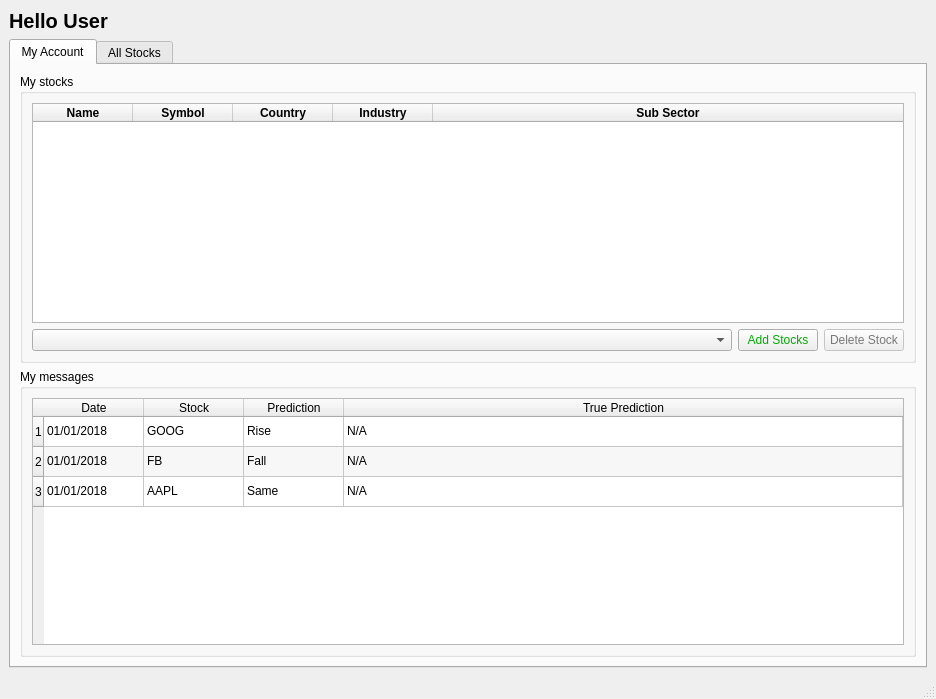
Above: Client/UI/clientGUI.ui from GalTzemach/MyFinalProject before the change. Below: the same form after it.
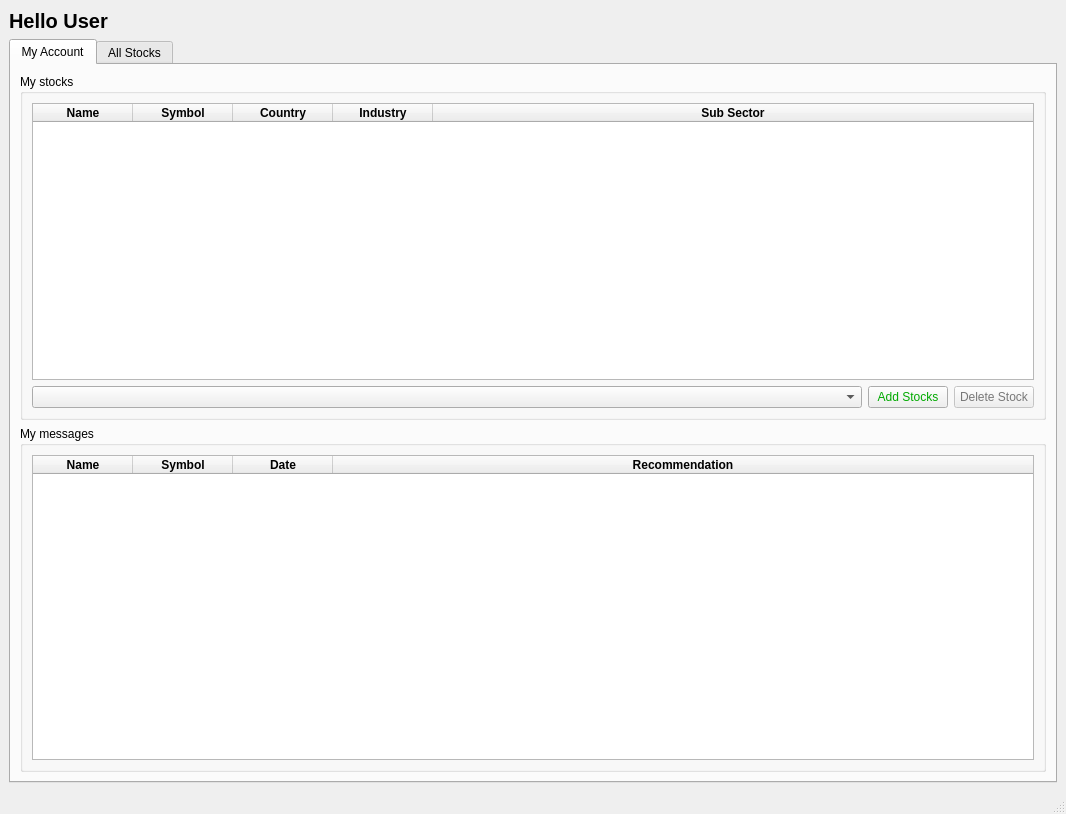
That is the form after the change. The open tabs and pages were chosen to show the change.

The edit to the form file:
```diff
--- a/Client/UI/clientGUI.ui
+++ b/Client/UI/clientGUI.ui
@@ -6,8 +6,8 @@
    <rect>
     <x>0</x>
     <y>0</y>
-    <width>936</width>
-    <height>699</height>
+    <width>1066</width>
+    <height>814</height>
    </rect>
   </property>
   <property name="windowTitle">
@@ -258,6 +258,12 @@
           <layout class="QVBoxLayout" name="verticalLayout_17">
            <item>
             <widget class="QTableWidget" name="myMessages_tableWidget">
+             <property name="sizePolicy">
+              <sizepolicy hsizetype="Expanding" vsizetype="Expanding">
+               <horstretch>0</horstretch>
+               <verstretch>0</verstretch>
+              </sizepolicy>
+             </property>
              <property name="editTriggers">
               <set>QAbstractItemView::NoEditTriggers</set>
              </property>
@@ -273,101 +279,50 @@
              <attribute name="horizontalHeaderStretchLastSection">
               <bool>true</bool>
              </attribute>
-             <row>
+             <column>
               <property name="text">
-               <string>1</string>
+               <string>Name</string>
               </property>
-             </row>
-             <row>
-              <property name="text">
-               <string>2</string>
+              <property name="font">
+               <font>
+                <weight>75</weight>
+                <bold>true</bold>
+               </font>
               </property>
-             </row>
-             <row>
+             </column>
+             <column>
               <property name="text">
-               <string>3</string>
+               <string>Symbol</string>
               </property>
-             </row>
+              <property name="font">
+               <font>
+                <weight>75</weight>
+                <bold>true</bold>
+               </font>
+              </property>
+             </column>
              <column>
               <property name="text">
                <string>Date</string>
               </property>
-             </column>
-             <column>
-              <property name="text">
-               <string>Stock</string>
+              <property name="font">
+               <font>
+                <weight>75</weight>
+                <bold>true</bold>
+               </font>
               </property>
              </column>
              <column>
               <property name="text">
-               <string>Prediction</string>
+               <string>Recommendation</string>
               </property>
-             </column>
-             <column>
-              <property name="text">
-               <string>True Prediction</string>
+              <property name="font">
+               <font>
+                <weight>75</weight>
+                <bold>true</bold>
+               </font>
               </property>
              </column>
-             <item row="0" column="0">
-              <property name="text">
-               <string>01/01/2018</string>
-              </property>
-             </item>
-             <item row="0" column="1">
-              <property name="text">
-               <string>GOOG</string>
-              </property>
-             </item>
-             <item row="0" column="2">
-              <property name="text">
-               <string>Rise</string>
-              </property>
-             </item>
-             <item row="0" column="3">
-              <property name="text">
-               <string>N/A</string>
-              </property>
-             </item>
-             <item row="1" column="0">
-              <property name="text">
-               <string>01/01/2018</string>
-              </property>
-             </item>
-             <item row="1" column="1">
-              <property name="text">
-               <string>FB</string>
-              </property>
-             </item>
-             <item row="1" column="2">
-              <property name="text">
-               <string>Fall</string>
-              </property>
-             </item>
-             <item row="1" column="3">
-              <property name="text">
-               <string>N/A</string>
-              </property>
-             </item>
-             <item row="2" column="0">
-              <property name="text">
-               <string>01/01/2018</string>
-              </property>
-             </item>
-             <item row="2" column="1">
-              <property name="text">
-               <string>AAPL</string>
-              </property>
-             </item>
-             <item row="2" column="2">
-              <property name="text">
-               <string>Same</string>
-              </property>
-             </item>
-             <item row="2" column="3">
-              <property name="text">
-               <string>N/A</string>
-              </property>
-             </item>
             </widget>
            </item>
           </layout>
```
Left out of the diff: 36 changed lines with no effect on the pictures.
